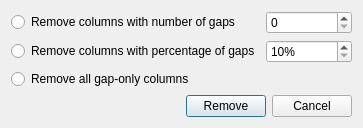
The window that src/corelibs/U2View/src/ov_msa/ui/DeleteGapsDialog.ui (violethaze74/ugene) describes before a commit, drawn with Qt 5.
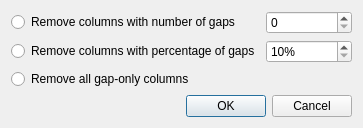
The same window after the commit.

Commit message: Help system for all dialogs, UI improvements for all dialogs.

Patch:
```diff
--- a/src/corelibs/U2View/src/ov_msa/ui/DeleteGapsDialog.ui
+++ b/src/corelibs/U2View/src/ov_msa/ui/DeleteGapsDialog.ui
@@ -56,35 +56,11 @@
     </layout>
    </item>
    <item>
-    <layout class="QHBoxLayout" name="horizontalLayout">
-     <item>
-      <spacer name="horizontalSpacer">
-       <property name="orientation">
-        <enum>Qt::Horizontal</enum>
-       </property>
-       <property name="sizeHint" stdset="0">
-        <size>
-         <width>40</width>
-         <height>20</height>
-        </size>
-       </property>
-      </spacer>
-     </item>
-     <item>
-      <widget class="QPushButton" name="deleteButton">
-       <property name="text">
-        <string>Remove</string>
-       </property>
-      </widget>
-     </item>
-     <item>
-      <widget class="QPushButton" name="cancelButton">
-       <property name="text">
-        <string>Cancel</string>
-       </property>
-      </widget>
-     </item>
-    </layout>
+    <widget class="QDialogButtonBox" name="buttonBox">
+     <property name="standardButtons">
+      <set>QDialogButtonBox::Cancel|QDialogButtonBox::Ok</set>
+     </property>
+    </widget>
    </item>
   </layout>
  </widget>
```
Left out of the diff: 35 changed lines with no effect on the pictures. The commit also changes 309 other files.
